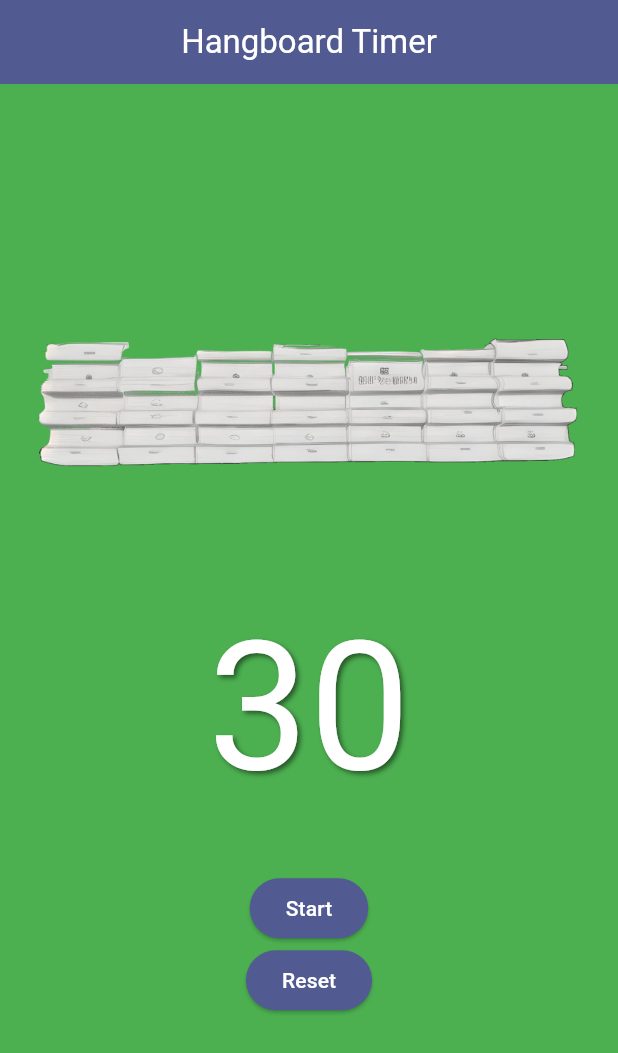
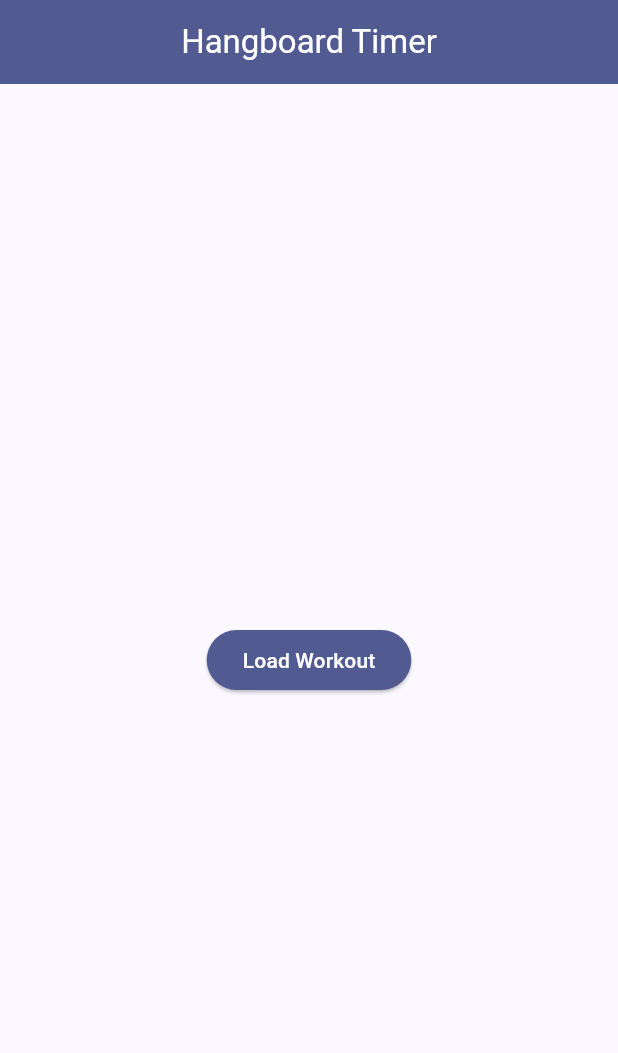
Before and after one commit to raul-sauco/hangboard-timer, a Flutter app: the screen it shows after launch, on a phone screen of 412 x 824 dp. Shown: the top 1053 px of the screen. Run offline on Flutter 3.47's test engine with Material 3 defaults, Android fonts, the phone set to English and light mode, and no system bars; our stand-ins replace flutter_bloc, freezed_annotation.

Commit message:
WIP: Add `HomeBloc` to handle loading `Workout`s

```diff
--- a/lib/data/services/mock_workout_service.dart
+++ b/lib/data/services/mock_workout_service.dart
@@ -7,6 +7,6 @@ class MockWorkoutService implements WorkoutService {
   Future<Workout> getWorkout(String id) async {
     // Simulate anync call
     await Future.delayed(Duration(milliseconds: 300));
-    return Workout.section(id: "1", duration: 3600, sections: List.empty());
+    return Workout.section(id: "1", duration: 30000, sections: List.empty());
   }
 }
--- a/lib/main.dart
+++ b/lib/main.dart
@@ -1,42 +1,7 @@
 import 'package:flutter/material.dart';
-import 'package:flutter_bloc/flutter_bloc.dart';
 
-import 'ui/timer/timer_bloc.dart';
-import 'ui/timer/timer_screen.dart';
+import 'ui/core/app.dart';
 
 void main() {
-  runApp(const HangboardApp());
+  runApp(const App());
 }
-
-class HangboardApp extends StatelessWidget {
-  const HangboardApp({super.key});
-  final Color primary = Colors.indigo;
-
-  @override
-  Widget build(BuildContext context) {
-    final ColorScheme colorScheme = ColorScheme.fromSeed(seedColor: primary);
-
-    return MaterialApp(
-      title: 'Hangboard Timer',
-      theme: ThemeData(
-        colorScheme: colorScheme,
-        useMaterial3: true, // optional, for Material 3
-        appBarTheme: AppBarTheme(
-          backgroundColor: colorScheme.primary,
-          foregroundColor: colorScheme.onPrimary,
-          centerTitle: true,
-        ),
-        elevatedButtonTheme: ElevatedButtonThemeData(
-          style: ElevatedButton.styleFrom(
-            backgroundColor: colorScheme.primary,
-            foregroundColor: colorScheme.onPrimary,
-          ),
-        ),
-      ),
-      home: BlocProvider(
-        create: (_) => TimerBloc(),
-        child: const TimerScreen(),
-      ),
-    );
-  }
-}
--- /dev/null
+++ b/lib/ui/core/app.dart
@@ -0,0 +1,43 @@
+import 'package:flutter/material.dart';
+import 'package:flutter_bloc/flutter_bloc.dart';
+
+import '../../data/repositories/workout_repository.dart';
+import '../../data/services/mock_workout_service.dart';
+import '../home/bloc/home_bloc.dart';
+import '../home/home_screen.dart';
+
+class App extends StatelessWidget {
+  const App({super.key});
+  final Color primary = Colors.indigo;
+
+  @override
+  Widget build(BuildContext context) {
+    final ColorScheme colorScheme = ColorScheme.fromSeed(seedColor: primary);
+    final WorkoutRepository repository = WorkoutRepository(
+      MockWorkoutService(),
+    );
+
+    return MaterialApp(
+      title: 'Hangboard Timer',
+      theme: ThemeData(
+        colorScheme: colorScheme,
+        useMaterial3: true, // optional, for Material 3
+        appBarTheme: AppBarTheme(
+          backgroundColor: colorScheme.primary,
+          foregroundColor: colorScheme.onPrimary,
+          centerTitle: true,
+        ),
+        elevatedButtonTheme: ElevatedButtonThemeData(
+          style: ElevatedButton.styleFrom(
+            backgroundColor: colorScheme.primary,
+            foregroundColor: colorScheme.onPrimary,
+          ),
+        ),
+      ),
+      home: BlocProvider(
+        create: (_) => HomeBloc(repository),
+        child: const HomeScreen(),
+      ),
+    );
+  }
+}
--- /dev/null
+++ b/lib/ui/home/bloc/home_bloc.dart
@@ -0,0 +1,44 @@
+import 'package:flutter_bloc/flutter_bloc.dart';
+import 'package:freezed_annotation/freezed_annotation.dart';
+
+import '../../../data/repositories/workout_repository.dart';
+import '../../../domain/models/workout.dart';
+
+part 'home_bloc.freezed.dart';
+
+class HomeBloc extends Bloc<HomeEvent, HomeState> {
+  final WorkoutRepository _repository;
+
+  HomeBloc(this._repository) : super(const HomeState.initial()) {
+    on<_WorkoutRequested>(_onWorkoutRequested);
+  }
+
+  Future<void> _onWorkoutRequested(
+    _WorkoutRequested event,
+    Emitter<HomeState> emit,
+  ) async {
+    emit(HomeState.loading());
+    try {
+      final workout = await _repository.getWorkout("1");
+      emit(HomeState.loaded(workout));
+    } catch (e) {
+      emit(HomeState.error(e.toString()));
+    }
+  }
+}
+
+@freezed
+sealed class HomeEvent with _$HomeEvent {
+  const factory HomeEvent.workoutRequested() = _WorkoutRequested;
+  const factory HomeEvent.workoutLoaded(Workout workout) = _WorkoutLoaded;
+}
+
+@freezed
+sealed class HomeState with _$HomeState {
+  const HomeState._();
+
+  const factory HomeState.initial() = HomeInitial;
+  const factory HomeState.error(String message) = Error;
+  const factory HomeState.loading() = Loading;
+  const factory HomeState.loaded(Workout workout) = WorkoutLoaded;
+}
--- /dev/null
+++ b/lib/ui/home/home_screen.dart
@@ -0,0 +1,52 @@
+import 'package:flutter/material.dart';
+import 'package:flutter_bloc/flutter_bloc.dart';
+
+import '../../domain/models/workout.dart';
+import '../timer/timer_bloc.dart';
+import '../timer/timer_screen.dart';
+import 'bloc/home_bloc.dart';
+
+class HomeScreen extends StatelessWidget {
+  const HomeScreen({super.key});
+  final Color primary = Colors.indigo;
+
+  @override
+  Widget build(BuildContext context) {
+    return Scaffold(
+      appBar: AppBar(title: const Text('Hangboard Timer'), centerTitle: true),
+      body: Center(
+        child: BlocConsumer<HomeBloc, HomeState>(
+          listener: (context, state) {
+            if (state is WorkoutLoaded) {
+              Navigator.push(
+                context,
+                MaterialPageRoute(
+                  builder:
+                      (_) => BlocProvider(
+                        create: (_) => TimerBloc(state.workout),
+                        child: const TimerScreen(),
+                      ),
+                ),
+              );
+            }
+          },
+          builder: (context, state) {
+            return switch (state) {
+              HomeInitial() => ElevatedButton(
+                onPressed: () {
+                  context.read<HomeBloc>().add(HomeEvent.workoutRequested());
+                },
+                child: Text("Load Workout"),
+              ),
+              Loading() => const CircularProgressIndicator(),
+              Error(:final message) => Text("Error: $message"),
+              WorkoutLoaded(:final Workout workout) => Text(
+                "Workout ${workout.id} loaded",
+              ),
+            };
+          },
+        ),
+      ),
+    );
+  }
+}
--- a/lib/ui/timer/timer_bloc.dart
+++ b/lib/ui/timer/timer_bloc.dart
@@ -4,17 +4,22 @@ import 'package:flutter/foundation.dart';
 import 'package:flutter_bloc/flutter_bloc.dart';
 import 'package:freezed_annotation/freezed_annotation.dart';
 
+import '../../domain/models/workout.dart';
+
 part 'timer_bloc.freezed.dart';
 
 class TimerBloc extends Bloc<TimerEvent, TimerState> {
   static const int _initialDuration = 30000;
+  // TODO: Use the workout duration instead of the hardcoded `_initialDuration`
+  final Workout _workout; // ignore: unused_field
 
   /// The time elapsed between ticks in milliseconds.
   static const int _tickerInterval = 100;
   Timer? _ticker;
 
-  TimerBloc()
-    : super(const TimerState.initial(_initialDuration, _initialDuration)) {
+  TimerBloc(Workout workout)
+    : _workout = workout,
+      super(TimerState.initial(workout.duration, workout.duration)) {
     on<_Start>(_onStart);
     on<_Tick>(_onTick);
     on<_Pause>(_onPause);
```
Also changed, not shown: lib/domain/models/workout.freezed.dart, lib/ui/home/bloc/home_bloc.freezed.dart (added), lib/ui/timer/timer_bloc.freezed.dart, 2 other files.
